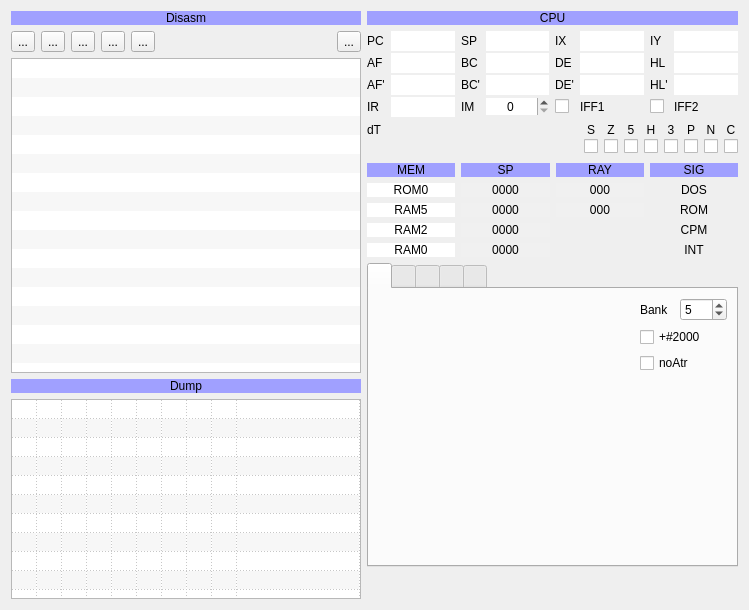
Before: the Qt Designer form ui/debuger.ui in samstyle/Xpeccy, drawn with Qt 5.
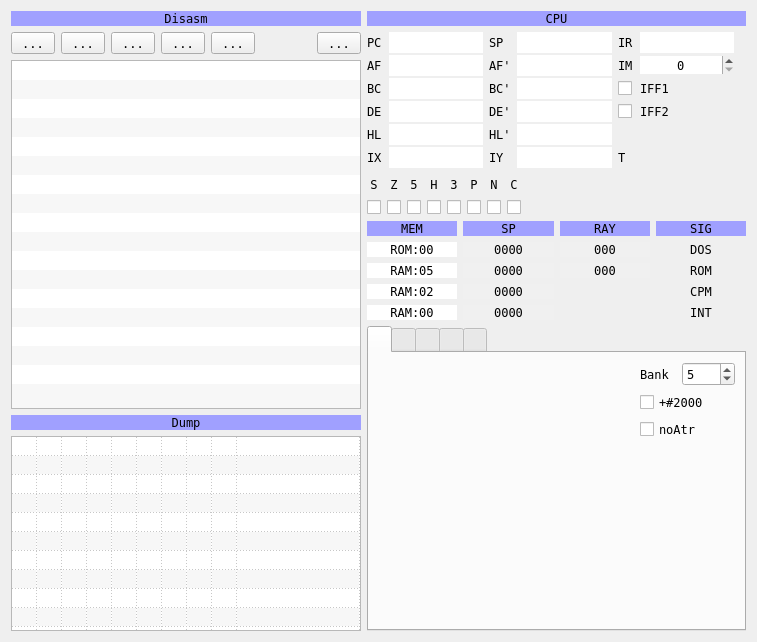
After: the same form once the commit is applied. Icons and pictures are not drawn. Custom widgets are drawn as their Qt base class.

```diff
--- a/ui/debuger.ui
+++ b/ui/debuger.ui
@@ -9,10 +9,15 @@
    <rect>
     <x>0</x>
     <y>0</y>
-    <width>749</width>
-    <height>610</height>
+    <width>751</width>
+    <height>608</height>
    </rect>
   </property>
+  <property name="font">
+   <font>
+    <family>DejaVu Sans Mono</family>
+   </font>
+  </property>
   <property name="windowTitle">
    <string>Xpeccy deBUGa</string>
   </property>
@@ -201,6 +206,9 @@
        <attribute name="verticalHeaderMinimumSectionSize">
         <number>17</number>
        </attribute>
+       <attribute name="verticalHeaderStretchLastSection">
+        <bool>true</bool>
+       </attribute>
        <row/>
        <row/>
        <row/>
@@ -243,7 +251,7 @@
        <property name="minimumSize">
         <size>
          <width>330</width>
-         <height>200</height>
+         <height>195</height>
         </size>
        </property>
        <property name="font">
@@ -356,46 +364,6 @@
        <property name="verticalSpacing">
         <number>2</number>
        </property>
-       <item row="4" column="5">
-        <widget class="QLabel" name="label_8">
-         <property name="text">
-          <string>IFF1</string>
-         </property>
-        </widget>
-       </item>
-       <item row="1" column="4">
-        <widget class="QLabel" name="label_13">
-         <property name="text">
-          <string>IX</string>
-         </property>
-        </widget>
-       </item>
-       <item row="1" column="5">
-        <widget class="QLineEdit" name="editIX">
-         <property name="inputMask">
-          <string>HHHH</string>
-         </property>
-         <property name="frame">
-          <bool>false</bool>
-         </property>
-         <property name="alignment">
-          <set>Qt::AlignCenter</set>
-         </property>
-        </widget>
-       </item>
-       <item row="1" column="7">
-        <widget class="QLineEdit" name="editIY">
-         <property name="inputMask">
-          <string>HHHH</string>
-         </property>
-         <property name="frame">
-          <bool>false</bool>
-         </property>
-         <property name="alignment">
-          <set>Qt::AlignCenter</set>
-         </property>
-        </widget>
-       </item>
        <item row="1" column="1">
         <widget class="QLineEdit" name="editPC">
          <property name="inputMask">
@@ -409,33 +377,6 @@
          </property>
         </widget>
        </item>
-       <item row="3" column="3">
-        <widget class="QLineEdit" name="editBCa">
-         <property name="inputMask">
-          <string>HHHH</string>
-         </property>
-         <property name="frame">
-          <bool>false</bool>
-         </property>
-         <property name="alignment">
-          <set>Qt::AlignCenter</set>
-         </property>
-        </widget>
-       </item>
-       <item row="2" column="6">
-        <widget class="QLabel" name="label_5">
-         <property name="text">
-          <string>HL</string>
-         </property>
-        </widget>
-       </item>
-       <item row="4" column="4">
-        <widget class="QCheckBox" name="flagIFF1">
-         <property name="text">
-          <string/>
-         </property>
-        </widget>
-       </item>
        <item row="1" column="3">
         <widget class="QLineEdit" name="editSP">
          <property name="inputMask">
@@ -449,40 +390,6 @@
          </property>
         </widget>
        </item>
-       <item row="4" column="2">
-        <widget class="QLabel" name="label_10">
-         <property name="text">
-          <string>IM</string>
-         </property>
-        </widget>
-       </item>
-       <item row="4" column="0">
-        <widget class="QLabel" name="label_17">
-         <property name="text">
-          <string>IR</string>
-         </property>
-        </widget>
-       </item>
-       <item row="2" column="5">
-        <widget class="QLineEdit" name="editDE">
-         <property name="inputMask">
-          <string>HHHH</string>
-         </property>
-         <property name="frame">
-          <bool>false</bool>
-         </property>
-         <property name="alignment">
-          <set>Qt::AlignCenter</set>
-         </property>
-        </widget>
-       </item>
-       <item row="3" column="6">
-        <widget class="QLabel" name="label_18">
-         <property name="text">
-          <string>HL'</string>
-         </property>
-        </widget>
-       </item>
        <item row="2" column="1">
         <widget class="QLineEdit" name="editAF">
          <property name="inputMask">
@@ -496,7 +403,61 @@
          </property>
         </widget>
        </item>
-       <item row="3" column="7">
+       <item row="2" column="0">
+        <widget class="QLabel" name="label_9">
+         <property name="text">
+          <string>AF</string>
+         </property>
+        </widget>
+       </item>
+       <item row="1" column="2">
+        <widget class="QLabel" name="label_2">
+         <property name="text">
+          <string>SP</string>
+         </property>
+        </widget>
+       </item>
+       <item row="1" column="0">
+        <widget class="QLabel" name="label">
+         <property name="text">
+          <string>PC</string>
+         </property>
+        </widget>
+       </item>
+       <item row="4" column="3">
+        <widget class="QLineEdit" name="editDEa">
+         <property name="inputMask">
+          <string>HHHH</string>
+         </property>
+         <property name="frame">
+          <bool>false</bool>
+         </property>
+         <property name="alignment">
+          <set>Qt::AlignCenter</set>
+         </property>
+        </widget>
+       </item>
+       <item row="1" column="8">
+        <spacer name="horizontalSpacer_4">
+         <property name="orientation">
+          <enum>Qt::Horizontal</enum>
+         </property>
+         <property name="sizeHint" stdset="0">
+          <size>
+           <width>40</width>
+           <height>20</height>
+          </size>
+         </property>
+        </spacer>
+       </item>
+       <item row="4" column="2">
+        <widget class="QLabel" name="label_16">
+         <property name="text">
+          <string>DE'</string>
+         </property>
+        </widget>
+       </item>
+       <item row="5" column="3">
         <widget class="QLineEdit" name="editHLa">
          <property name="inputMask">
           <string>HHHH</string>
@@ -509,10 +470,16 @@
          </property>
         </widget>
        </item>
-       <item row="4" column="6">
-        <widget class="QCheckBox" name="flagIFF2">
-         <property name="text">
-          <string/>
+       <item row="5" column="1">
+        <widget class="QLineEdit" name="editHL">
+         <property name="inputMask">
+          <string>HHHH</string>
+         </property>
+         <property name="frame">
+          <bool>false</bool>
+         </property>
+         <property name="alignment">
+          <set>Qt::AlignCenter</set>
          </property>
         </widget>
        </item>
@@ -524,40 +491,191 @@
         </widget>
        </item>
        <item row="3" column="0">
+        <widget class="QLabel" name="label_3">
+         <property name="text">
+          <string>BC</string>
+         </property>
+        </widget>
+       </item>
+       <item row="4" column="0">
+        <widget class="QLabel" name="label_4">
+         <property name="text">
+          <string>DE</string>
+         </property>
+        </widget>
+       </item>
+       <item row="3" column="3">
+        <widget class="QLineEdit" name="editBCa">
+         <property name="inputMask">
+          <string>HHHH</string>
+         </property>
+         <property name="frame">
+          <bool>false</bool>
+         </property>
+         <property name="alignment">
+          <set>Qt::AlignCenter</set>
+         </property>
+        </widget>
+       </item>
+       <item row="2" column="2">
         <widget class="QLabel" name="label_12">
          <property name="text">
           <string>AF'</string>
          </property>
         </widget>
        </item>
-       <item row="1" column="6">
+       <item row="5" column="0">
+        <widget class="QLabel" name="label_5">
+         <property name="text">
+          <string>HL</string>
+         </property>
+        </widget>
+       </item>
+       <item row="5" column="2">
+        <widget class="QLabel" name="label_18">
+         <property name="text">
+          <string>HL'</string>
+         </property>
+        </widget>
+       </item>
+       <item row="3" column="1">
+        <widget class="QLineEdit" name="editBC">
+         <property name="inputMask">
+          <string>HHHH</string>
+         </property>
+         <property name="frame">
+          <bool>false</bool>
+         </property>
+         <property name="alignment">
+          <set>Qt::AlignCenter</set>
+         </property>
+        </widget>
+       </item>
+       <item row="4" column="1">
+        <widget class="QLineEdit" name="editDE">
+         <property name="inputMask">
+          <string>HHHH</string>
+         </property>
+         <property name="frame">
+          <bool>false</bool>
+         </property>
+         <property name="alignment">
+          <set>Qt::AlignCenter</set>
+         </property>
+        </widget>
+       </item>
+       <item row="2" column="3">
+        <widget class="QLineEdit" name="editAFa">
+         <property name="inputMask">
+          <string>HHHH</string>
+         </property>
+         <property name="frame">
+          <bool>false</bool>
+         </property>
+         <property name="alignment">
+          <set>Qt::AlignCenter</set>
+         </property>
+        </widget>
+       </item>
+       <item row="6" column="0">
+        <widget class="QLabel" name="label_13">
+         <property name="text">
+          <string>IX</string>
+         </property>
+        </widget>
+       </item>
+       <item row="6" column="1">
+        <widget class="QLineEdit" name="editIX">
+         <property name="inputMask">
+          <string>HHHH</string>
+         </property>
+         <property name="frame">
+          <bool>false</bool>
+         </property>
+         <property name="alignment">
+          <set>Qt::AlignCenter</set>
+         </property>
+        </widget>
+       </item>
+       <item row="6" column="2">
         <widget class="QLabel" name="label_14">
          <property name="text">
           <string>IY</string>
          </property>
         </widget>
        </item>
-       <item row="4" column="7">
+       <item row="6" column="3">
+        <widget class="QLineEdit" name="editIY">
+         <property name="inputMask">
+          <string>HHHH</string>
+         </property>
+         <property name="frame">
+          <bool>false</bool>
+         </property>
+         <property name="alignment">
+          <set>Qt::AlignCenter</set>
+         </property>
+        </widget>
+       </item>
+       <item row="6" column="4">
+        <widget class="QLabel" name="label_20">
+         <property name="text">
+          <string>T</string>
+         </property>
+        </widget>
+       </item>
+       <item row="6" column="5">
+        <widget class="QLabel" name="labTcount">
+         <property name="text">
+          <string/>
+         </property>
+         <property name="alignment">
+          <set>Qt::AlignLeading|Qt::AlignLeft|Qt::AlignVCenter</set>
+         </property>
+        </widget>
+       </item>
+       <item row="1" column="4">
+        <widget class="QLabel" name="label_17">
+         <property name="text">
+          <string>IR</string>
+         </property>
+        </widget>
+       </item>
+       <item row="1" column="5">
+        <widget class="QLineEdit" name="editIR">
+         <property name="inputMask">
+          <string>HHHH</string>
+         </property>
+         <property name="frame">
+          <bool>false</bool>
+         </property>
+         <property name="alignment">
+          <set>Qt::AlignCenter</set>
+         </property>
+        </widget>
+       </item>
+       <item row="4" column="4">
+        <widget class="QCheckBox" name="flagIFF2">
+         <property name="text">
+          <string/>
+         </property>
+        </widget>
+       </item>
+       <item row="4" column="5">
         <widget class="QLabel" name="label_11">
          <property name="text">
           <string>IFF2</string>
          </property>
         </widget>
        </item>
-       <item row="2" column="7">
-        <widget class="QLineEdit" name="editHL">
-         <property name="inputMask">
-          <string>HHHH</string>
-         </property>
-         <property name="frame">
-          <bool>false</bool>
-         </property>
-         <property name="alignment">
-          <set>Qt::AlignCenter</set>
+       <item row="2" column="4">
+        <widget class="QLabel" name="label_10">
+         <property name="text">
+          <string>IM</string>
          </property>
         </widget>
        </item>
-       <item row="4" column="3">
+       <item row="2" column="5">
         <widget class="QSpinBox" name="boxIM">
          <property name="frame">
           <bool>false</bool>
@@ -570,97 +688,17 @@
          </property>
         </widget>
        </item>
-       <item row="2" column="4">
-        <widget class="QLabel" name="label_4">
-         <property name="text">
-          <string>DE</string>
-         </property>
-        </widget>
-       </item>
-       <item row="2" column="0">
-        <widget class="QLabel" name="label_9">
-         <property name="text">
-          <string>AF</string>
-         </property>
-        </widget>
-       </item>
-       <item row="2" column="2">
-        <widget class="QLabel" name="label_3">
-         <property name="text">
-          <string>BC</string>
-         </property>
-        </widget>
-       </item>
-       <item row="2" column="3">
-        <widget class="QLineEdit" name="editBC">
-         <property name="inputMask">
-          <string>HHHH</string>
-         </property>
-         <property name="frame">
-          <bool>false</bool>
-         </property>
-         <property name="alignment">
-          <set>Qt::AlignCenter</set>
-         </property>
-        </widget>
-       </item>
-       <item row="1" column="2">
-        <widget class="QLabel" name="label_2">
-         <property name="text">
-          <string>SP</string>
-         </property>
-        </widget>
-       </item>
-       <item row="3" column="1">
-        <widget class="QLineEdit" name="editAFa">
-         <property name="inputMask">
-          <string>HHHH</string>
-         </property>
-         <property name="frame">
-          <bool>false</bool>
-         </property>
-         <property name="alignment">
-          <set>Qt::AlignCenter</set>
-         </property>
-        </widget>
-       </item>
-       <item row="4" column="1">
-        <widget class="QLineEdit" name="editIR">
-         <property name="inputMask">
-          <string>HHHH</string>
-         </property>
-         <property name="frame">
-          <bool>false</bool>
-         </property>
-         <property name="alignment">
-          <set>Qt::AlignCenter</set>
-         </property>
-        </widget>
-       </item>
        <item row="3" column="4">
-        <widget class="QLabel" name="label_16">
+        <widget class="QCheckBox" name="flagIFF1">
          <property name="text">
-          <string>DE'</string>
-         </property>
-        </widget>
-       </item>
-       <item row="1" column="0">
-        <widget class="QLabel" name="label">
-         <property name="text">
-          <string>PC</string>
+          <string/>
          </property>
         </widget>
        </item>
        <item row="3" column="5">
-        <widget class="QLineEdit" name="editDEa">
-         <property name="inputMask">
-          <string>HHHH</string>
-         </property>
-         <property name="frame">
-          <bool>false</bool>
-         </property>
-         <property name="alignment">
-          <set>Qt::AlignCenter</set>
+        <widget class="QLabel" name="label_8">
+         <property name="text">
+          <string>IFF1</string>
          </property>
         </widget>
        </item>
@@ -681,136 +719,7 @@
      </item>
      <item>
       <layout class="QGridLayout" name="flagGrid">
-       <property name="verticalSpacing">
-        <number>0</number>
-       </property>
-       <item row="0" column="5">
-        <widget class="QLabel" name="labF6">
-         <property name="text">
-          <string>Z</string>
-         </property>
-         <property name="alignment">
-          <set>Qt::AlignCenter</set>
-         </property>
-        </widget>
-       </item>
-       <item row="2" column="5">
-        <widget class="QCheckBox" name="cbF6">
-         <property name="maximumSize">
-          <size>
-           <width>15</width>
-           <height>15</height>
-          </size>
-         </property>
-         <property name="text">
-          <string/>
-         </property>
-         <attribute name="buttonGroup">
-          <string notr="true">flagGroup</string>
-         </attribute>
-        </widget>
-       </item>
-       <item row="2" column="8">
-        <widget class="QCheckBox" name="cbF3">
-         <property name="maximumSize">
-          <size>
-           <width>15</width>
-           <height>15</height>
-          </size>
-         </property>
-         <property name="text">
-          <string/>
-         </property>
-         <attribute name="buttonGroup">
-          <string notr="true">flagGroup</string>
-         </attribute>
-        </widget>
-       </item>
-       <item row="0" column="9">
-        <widget class="QLabel" name="labF2">
-         <property name="text">
-          <string>P</string>
-         </property>
-         <property name="alignment">
-          <set>Qt::AlignCenter</set>
-         </property>
-        </widget>
-       </item>
-       <item row="2" column="9">
-        <widget class="QCheckBox" name="cbF2">
-         <property name="maximumSize">
-          <size>
-           <width>15</width>
-           <height>15</height>
-          </size>
-         </property>
-         <property name="text">
-          <string/>
-         </property>
-         <attribute name="buttonGroup">
-          <string notr="true">flagGroup</string>
-         </attribute>
-        </widget>
-       </item>
-       <item row="2" column="6">
-        <widget class="QCheckBox" name="cbF5">
-         <property name="maximumSize">
-          <size>
-           <width>15</width>
-           <height>15</height>
-          </size>
-         </property>
-         <property name="text">
-          <string/>
-         </property>
-         <attribute name="buttonGroup">
-          <string notr="true">flagGroup</string>
-         </attribute>
-        </widget>
-       </item>
-       <item row="0" column="6">
-        <widget class="QLabel" name="labF5">
-         <property name="text">
-          <string>5</string>
-         </property>
-         <property name="alignment">
-          <set>Qt::AlignCenter</set>
-         </property>
-        </widget>
-       </item>
-       <item row="2" column="7">
-        <widget class="QCheckBox" name="cbF4">
-         <property name="maximumSize">
-          <size>
-           <width>15</width>
-           <height>15</height>
-          </size>
-         </property>
-         <property name="text">
-          <string/>
-         </property>
-         <attribute name="buttonGroup">
-          <string notr="true">flagGroup</string>
-         </attribute>
-        </widget>
-       </item>
-       <item row="2" column="4">
-        <widget class="QCheckBox" name="cbF7">
-         <property name="maximumSize">
-          <size>
-           <width>15</width>
-           <height>15</height>
-          </size>
-         </property>
-         <property name="text">
-          <string/>
-         </property>
-         <attribute name="buttonGroup">
-          <string notr="true">flagGroup</string>
-         </attribute>
-        </widget>
-       </item>
-       <item row="0" column="11">
+       <item row="0" column="7">
         <widget class="QLabel" name="labF0">
          <property name="text">
           <string>C</string>
@@ -820,7 +729,33 @@
          </property>
         </widget>
        </item>
-       <item row="0" column="8">
+       <item row="1" column="6">
+        <widget class="QCheckBox" name="cbF1">
+         <property name="maximumSize">
+          <size>
+           <width>15</width>
+           <height>15</height>
+          </size>
+         </property>
+         <property name="text">
+          <string/>
+         </property>
+         <attribute name="buttonGroup">
+          <string notr="true">flagGroup</string>
+         </attribute>
+        </widget>
+       </item>
+       <item row="0" column="2">
+        <widget class="QLabel" name="labF5">
+         <property name="text">
+          <string>5</string>
+         </property>
+         <property name="alignment">
+          <set>Qt::AlignCenter</set>
+         </property>
+        </widget>
+       </item>
+       <item row="0" column="4">
         <widget class="QLabel" name="labF3">
          <property name="text">
           <string>3</string>
@@ -830,33 +765,17 @@
          </property>
         </widget>
        </item>
-       <item row="0" column="7">
-        <widget class="QLabel" name="labF4">
+       <item row="0" column="1">
+        <widget class="QLabel" name="labF6">
          <property name="text">
-          <string>H</string>
+          <string>Z</string>
          </property>
          <property name="alignment">
           <set>Qt::AlignCenter</set>
          </property>
         </widget>
        </item>
-       <item row="2" column="10">
-        <widget class="QCheckBox" name="cbF1">
-         <property name="maximumSize">
-          <size>
-           <width>15</width>
-           <height>15</height>
-          </size>
-         </property>
-         <property name="text">
-          <string/>
-         </property>
-         <attribute name="buttonGroup">
-          <string notr="true">flagGroup</string>
-         </attribute>
-        </widget>
-       </item>
-       <item row="0" column="10">
+       <item row="0" column="6">
         <widget class="QLabel" name="labF1">
          <property name="text">
           <string>N</string>
@@ -866,7 +785,23 @@
          </property>
         </widget>
        </item>
-       <item row="2" column="11">
+       <item row="1" column="3">
+        <widget class="QCheckBox" name="cbF4">
+         <property name="maximumSize">
+          <size>
+           <width>15</width>
+           <height>15</height>
+          </size>
+         </property>
+         <property name="text">
+          <string/>
+         </property>
+         <attribute name="buttonGroup">
+          <string notr="true">flagGroup</string>
+         </attribute>
+        </widget>
+       </item>
+       <item row="1" column="7">
         <widget class="QCheckBox" name="cbF0">
          <property name="maximumSize">
           <size>
@@ -882,7 +817,59 @@
          </attribute>
         </widget>
        </item>
-       <item row="0" column="4">
+       <item row="0" column="5">
+        <widget class="QLabel" name="labF2">
+         <property name="text">
+          <string>P</string>
+         </property>
+         <property name="alignment">
+          <set>Qt::AlignCenter</set>
+         </property>
+        </widget>
+       </item>
+       <item row="0" column="3">
+        <widget class="QLabel" name="labF4">
+         <property name="text">
+          <string>H</string>
+         </property>
+         <property name="alignment">
+          <set>Qt::AlignCenter</set>
+         </property>
+        </widget>
+       </item>
+       <item row="1" column="0">
+        <widget class="QCheckBox" name="cbF7">
+         <property name="maximumSize">
+          <size>
+           <width>15</width>
+           <height>15</height>
+          </size>
+         </property>
+         <property name="text">
+          <string/>
+         </property>
+         <attribute name="buttonGroup">
+          <string notr="true">flagGroup</string>
+         </attribute>
+        </widget>
+       </item>
+       <item row="1" column="1">
+        <widget class="QCheckBox" name="cbF6">
+         <property name="maximumSize">
+          <size>
+           <width>15</width>
+           <height>15</height>
+          </size>
+         </property>
+         <property name="text">
+          <string/>
+         </property>
+         <attribute name="buttonGroup">
+          <string notr="true">flagGroup</string>
+         </attribute>
+        </widget>
+       </item>
+       <item row="0" column="0">
         <widget class="QLabel" name="labF7">
          <property name="text">
           <string>S</string>
@@ -892,24 +879,52 @@
          </property>
         </widget>
        </item>
-       <item row="0" column="0">
-        <widget class="QLabel" name="label_20">
+       <item row="1" column="5">
+        <widget class="QCheckBox" name="cbF2">
+         <property name="maximumSize">
+          <size>
+           <width>15</width>
+           <height>15</height>
+          </size>
+         </property>
          <property name="text">
-          <string>dT</string>
+          <string/>
          </property>
         </widget>
        </item>
-       <item row="0" column="1">
-        <widget class="QLabel" name="labTcount">
+       <item row="1" column="2">
+        <widget class="QCheckBox" name="cbF5">
+         <property name="maximumSize">
+          <size>
+           <width>15</width>
+           <height>15</height>
+          </size>
+         </property>
          <property name="text">
           <string/>
          </property>
-         <property name="alignment">
-          <set>Qt::AlignLeading|Qt::AlignLeft|Qt::AlignVCenter</set>
+         <attribute name="buttonGroup">
+          <string notr="true">flagGroup</string>
+         </attribute>
+        </widget>
+       </item>
+       <item row="1" column="4">
+        <widget class="QCheckBox" name="cbF3">
+         <property name="maximumSize">
+          <size>
+           <width>15</width>
+           <height>15</height>
+          </size>
          </property>
+         <property name="text">
+          <string/>
+         </property>
+         <attribute name="buttonGroup">
+          <string notr="true">flagGroup</string>
+         </attribute>
         </widget>
        </item>
-       <item row="2" column="1">
+       <item row="0" column="8">
         <spacer name="horizontalSpacer_2">
          <property name="orientation">
           <enum>Qt::Horizontal</enum>
@@ -1104,7 +1119,7 @@
             <string notr="true">background-color: rgb(255, 255, 255);</string>
            </property>
            <property name="text">
-            <string>ROM0</string>
+            <string>ROM:00</string>
            </property>
            <property name="alignment">
             <set>Qt::AlignCenter</set>
@@ -1117,7 +1132,7 @@
             <string notr="true">background-color: rgb(255, 255, 255);</string>
            </property>
            <property name="text">
-            <string>RAM5</string>
+            <string>RAM:05</string>
            </property>
            <property name="alignment">
             <set>Qt::AlignCenter</set>
@@ -1130,7 +1145,7 @@
             <string notr="true">background-color: rgb(255, 255, 255);</string>
            </property>
            <property name="text">
-            <string>RAM2</string>
+            <string>RAM:02</string>
            </property>
            <property name="alignment">
             <set>Qt::AlignCenter</set>
@@ -1143,7 +1158,7 @@
             <string notr="true">background-color: rgb(255, 255, 255);</string>
            </property>
            <property name="text">
-            <string>RAM0</string>
+            <string>RAM:00</string>
            </property>
            <property name="alignment">
             <set>Qt::AlignCenter</set>
@@ -1154,6 +1169,19 @@
        </item>
       </layout>
      </item>
+     <item>
+      <spacer name="verticalSpacer">
+       <property name="orientation">
+        <enum>Qt::Vertical</enum>
+       </property>
+       <property name="sizeHint" stdset="0">
+        <size>
+         <width>20</width>
+         <height>40</height>
+        </size>
+       </property>
+      </spacer>
+     </item>
      <item>
       <widget class="QTabWidget" name="tabsPanel">
        <widget class="QWidget" name="scrTab">
@@ -2062,19 +2090,6 @@
        </widget>
       </widget>
      </item>
-     <item>
-      <spacer name="verticalSpacer">
-       <property name="orientation">
-        <enum>Qt::Vertical</enum>
-       </property>
-       <property name="sizeHint" stdset="0">
-        <size>
-         <width>20</width>
-         <height>40</height>
-        </size>
-       </property>
-      </spacer>
-     </item>
     </layout>
    </item>
   </layout>
```
Left out of the diff: 76 changed lines with no effect on the pictures.
